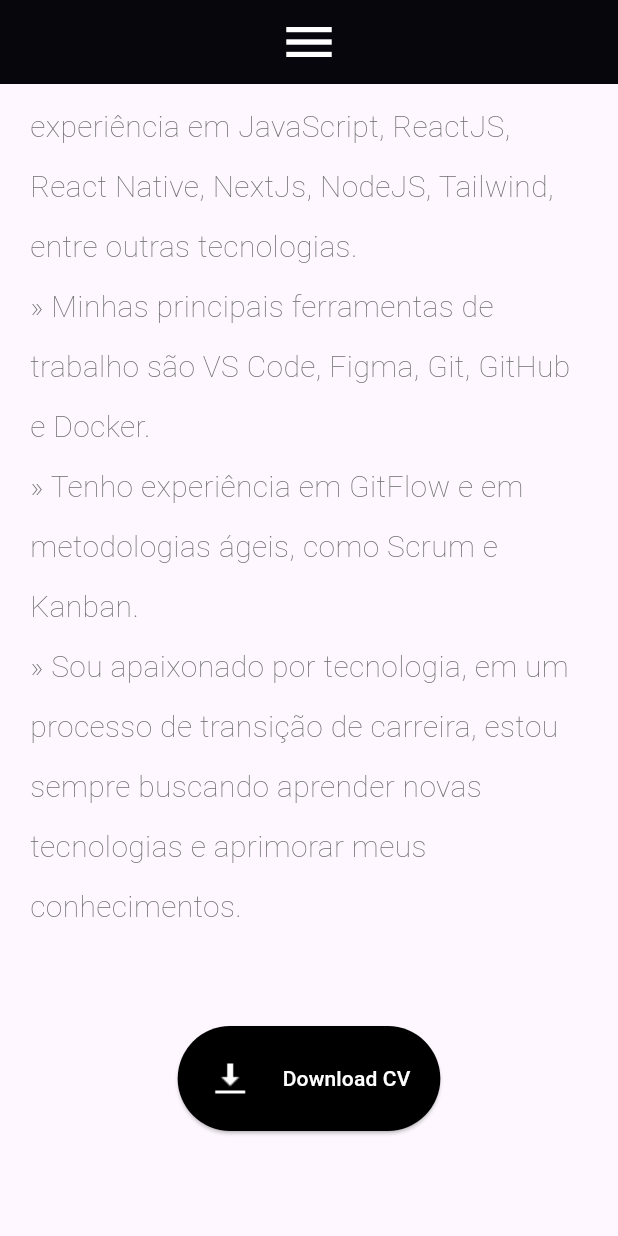
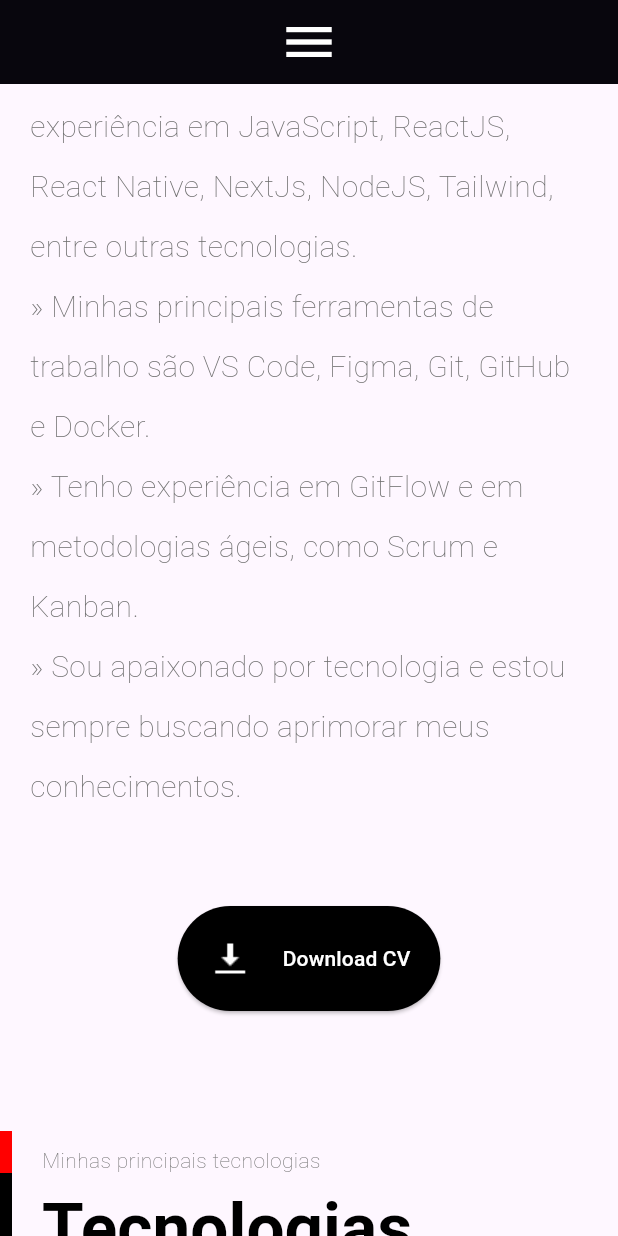
Before and after one commit to jeffersonkako/site_pessoal, a Flutter app: the screen it shows after launch, scrolled down 1152 dp, after a tap on "Download CV", on a phone screen of 412 x 824 dp. Run offline on Flutter 3.47's test engine with Material 3 defaults, Android fonts, the phone set to English and light mode, and no system bars; missing offline and left inert: dart:html.

Commit message:
Update AboutSection text and CV download link

```diff
--- a/lib/sections/about/about_section.dart
+++ b/lib/sections/about/about_section.dart
@@ -28,7 +28,7 @@
                   const Expanded(
                     child: AboutSectionText(
                       text:
-                          "» Desenvolvedor front-end com experiência em desenvolvimento de aplicações web e mobile.\n» Atualmente trabalhando na área mobile com Dart e Flutter, porem tenho experiência em JavaScript, ReactJS, React Native, NextJs, NodeJS, Tailwind, entre outras tecnologias. \n» Minhas principais ferramentas de trabalho são VS Code, Figma, Git, GitHub e Docker. \n» Tenho experiência em GitFlow e em metodologias ágeis, como Scrum e Kanban. \n» Sou apaixonado por tecnologia, em um processo de transição de carreira, estou sempre buscando aprender novas tecnologias e aprimorar meus conhecimentos.",
+                          "» Desenvolvedor front-end com experiência em desenvolvimento de aplicações web e mobile.\n» Atualmente trabalhando na área mobile com Dart e Flutter, porem tenho experiência em JavaScript, ReactJS, React Native, NextJs, NodeJS, Tailwind, entre outras tecnologias. \n» Minhas principais ferramentas de trabalho são VS Code, Figma, Git, GitHub e Docker. \n» Tenho experiência em GitFlow e em metodologias ágeis, como Scrum e Kanban. \n» Sou apaixonado por tecnologia e estou sempre buscando aprimorar meus conhecimentos.",
                     ),
                   ),
                 ],
@@ -42,7 +42,7 @@
                     text: "Download CV",
                     press: () {
                       openUrlInNewTab(
-                          "https://drive.google.com/uc?export=download&id=17kXIUH0GVGDuSRIy12eFTQ6kqj2aQc0g");
+                          "https://drive.google.com/uc?export=download&id=1Qha3a7yQNsIj_Fsnst30055qPoZGYky5");
                     },
                   ),
                 ],
```
